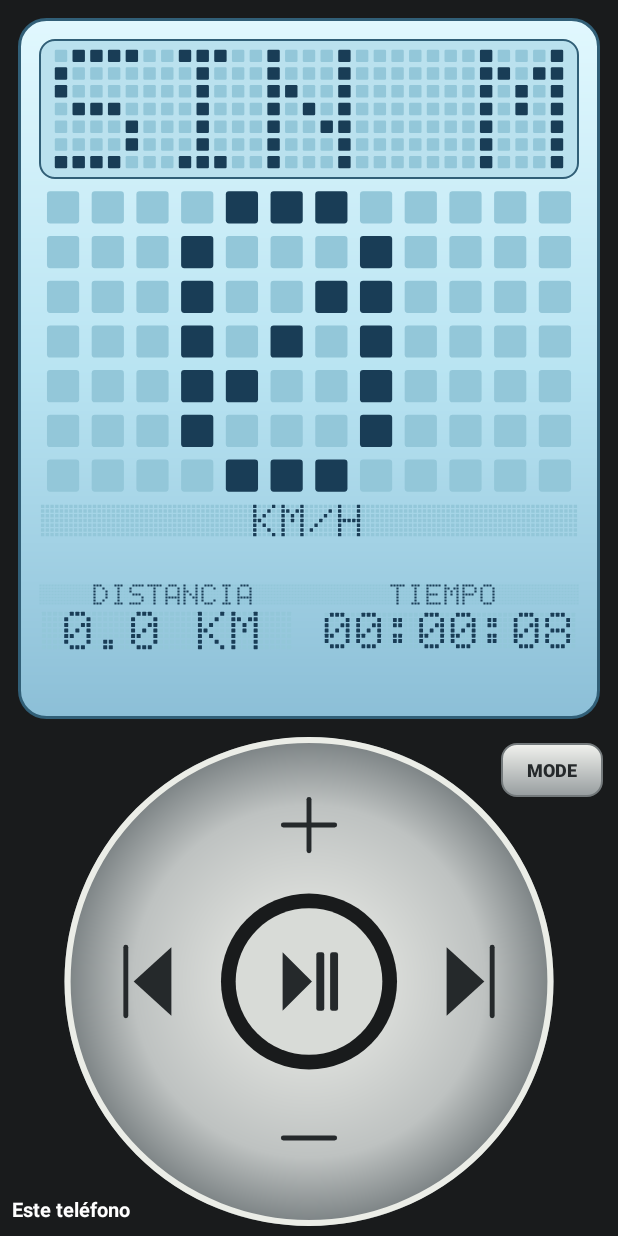
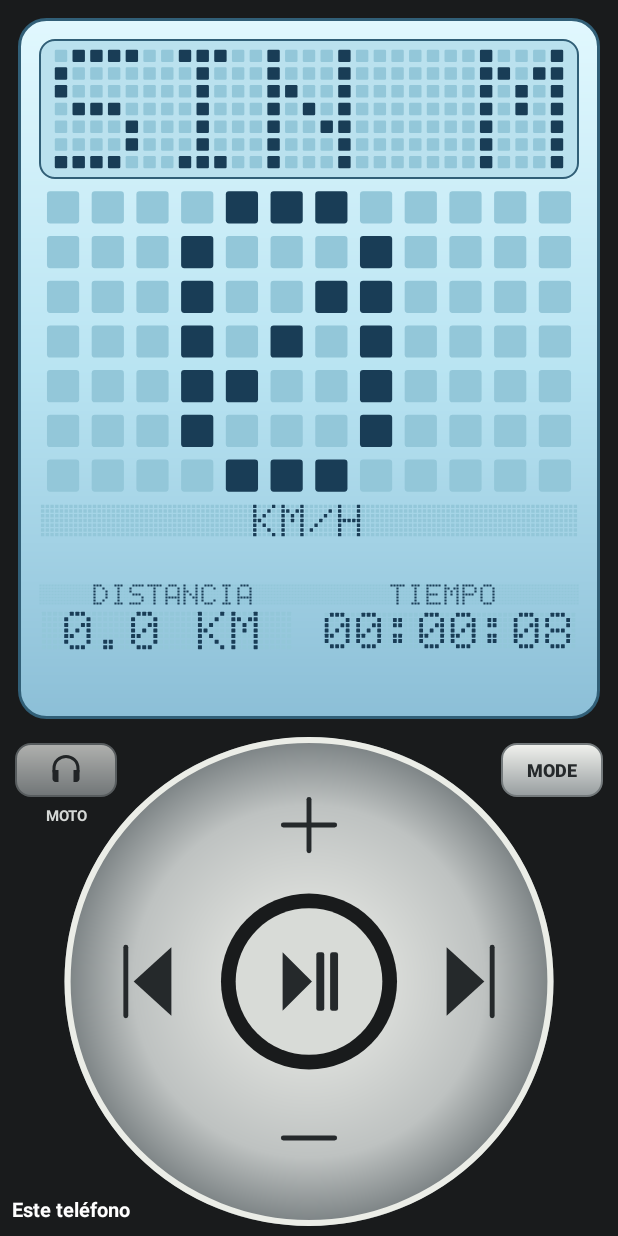
Before and after one commit to KYNOVA-asd/Rodada-pedal, an Android app: the screen it shows after launch (MainActivity), on a phone screen of 412 x 824 dp. Run offline under Robolectric (Android 15) with nearby library versions, the phone set to English and light mode, and no system bars.

Commit message:
Agregar puente de audio al S40 y apagar radio durante su uso

```diff
--- a/enlace/src/main/AndroidManifest.xml
+++ b/enlace/src/main/AndroidManifest.xml
@@ -53,7 +53,7 @@
             android:exported="false"
             android:foregroundServiceType="connectedDevice" />
         <service
-            android:name=".AudioProbeService"
+            android:name=".AudioBridgeService"
             android:exported="false"
             android:foregroundServiceType="mediaProjection" />
     </application>
--- a/manubrio/src/main/AndroidManifest.xml
+++ b/manubrio/src/main/AndroidManifest.xml
@@ -5,6 +5,7 @@
     <uses-permission android:name="android.permission.POST_NOTIFICATIONS" />
     <uses-permission android:name="android.permission.FOREGROUND_SERVICE" />
     <uses-permission android:name="android.permission.FOREGROUND_SERVICE_LOCATION" />
+    <uses-permission android:name="android.permission.FOREGROUND_SERVICE_MEDIA_PLAYBACK" />
     <uses-permission android:name="android.permission.VIBRATE" />
     <!-- Encender la pantalla cuando el Motorola busca este S40. -->
     <uses-permission android:name="android.permission.WAKE_LOCK" />
@@ -51,5 +52,9 @@
             android:name=".RideService"
             android:exported="false"
             android:foregroundServiceType="location" />
+        <service
+            android:name=".AudioBridgeReceiver"
+            android:exported="false"
+            android:foregroundServiceType="mediaPlayback" />
     </application>
 </manifest>
--- a/manubrio/src/main/java/com/rodada/app/MainActivity.kt
+++ b/manubrio/src/main/java/com/rodada/app/MainActivity.kt
@@ -21,6 +21,7 @@ import android.view.WindowInsets
 import android.view.WindowInsetsController
 import android.view.WindowManager
 import android.widget.LinearLayout
+import android.widget.ImageButton
 import android.widget.TextView
 import android.widget.Toast
 import com.rodada.enlace.Mensaje
@@ -33,6 +34,7 @@ class MainActivity : Activity() {
     private lateinit var speedUnit: LedTextView
     private lateinit var distance: LedTextView
     private lateinit var elapsed: LedTextView
+    private var lastAudioRoute: Boolean? = null
     private val sessionStartedAtMs = SystemClock.elapsedRealtime()
     private lateinit var audioManager: AudioManager
     private lateinit var vibrator: Vibrator
@@ -147,6 +149,14 @@ class MainActivity : Activity() {
         MusicaS40Service.onRadioChanged = { updateTicker() }
         ticker.setOnClickListener { onTickerTapped() }
         findViewById<android.view.View>(R.id.menu_button).setOnClickListener(::showMenu)
+        findViewById<ImageButton>(R.id.audio_button).apply {
+            setOnClickListener {
+                val receiver = AudioBridgeReceiver.current
+                if (receiver == null) startAudioReceiver()
+                else stopService(Intent(this@MainActivity, AudioBridgeReceiver::class.java))
+                updateAudioButton()
+            }
+        }
         if (isMotorolaTarget() && hasBluetoothPermissions()) {
             startMotorola()
         } else {
@@ -242,6 +252,7 @@ class MainActivity : Activity() {
     }
 
     private fun render() {
+        updateAudioButton()
         if (RideState.running && !RideState.hasFix) {
             speed.text = getString(R.string.searching_gps)
             speedUnit.text = ""
@@ -258,6 +269,36 @@ class MainActivity : Activity() {
         } else {
             window.clearFlags(WindowManager.LayoutParams.FLAG_KEEP_SCREEN_ON)
         }
+    }
+
+    private fun startAudioReceiver() {
+        val address = prefs.getString(KEY_MOTOROLA_ADDRESS, null)
+        if (address == null) {
+            Toast.makeText(this, R.string.audio_no_motorola, Toast.LENGTH_SHORT).show()
+            return
+        }
+        withBluetoothPermission {
+            startForegroundService(Intent(this, AudioBridgeReceiver::class.java)
+                .putExtra(AudioBridgeReceiver.EXTRA_ADDRESS, address))
+        }
+    }
+
+    private fun updateAudioButton() {
+        val button = findViewById<ImageButton>(R.id.audio_button)
+        val active = AudioBridgeReceiver.state == AudioBridgeReceiver.State.PLAYING
+        val connecting = AudioBridgeReceiver.state == AudioBridgeReceiver.State.CONNECTING
+        button.setImageResource(if (active || connecting) R.drawable.ic_audio_speaker else R.drawable.ic_audio_headphones)
+        findViewById<TextView>(R.id.audio_route_status).setText(
+            if (active || connecting) R.string.audio_route_s40_short else R.string.audio_route_motorola_short
+        )
+        if (lastAudioRoute != null && lastAudioRoute != active && !connecting) {
+            ticker.mostrarUnaVez(getString(if (active) R.string.audio_route_s40 else R.string.audio_route_motorola))
+        }
+        lastAudioRoute = active
+        button.contentDescription = getString(
+            if (AudioBridgeReceiver.current != null) R.string.audio_button_stop else R.string.audio_button_start
+        )
+        button.alpha = if (active) 1f else if (connecting) 0.8f else 0.7f
     }
 
     private fun toggleRide() {
@@ -290,6 +331,19 @@ class MainActivity : Activity() {
                     return
                 }
             }
+        }
+        if (AudioBridgeReceiver.current != null &&
+            (zone == MusicWheelView.Zone.UP || zone == MusicWheelView.Zone.DOWN)
+        ) {
+            audioManager.adjustStreamVolume(AudioManager.STREAM_MUSIC,
+                if (zone == MusicWheelView.Zone.UP) AudioManager.ADJUST_RAISE else AudioManager.ADJUST_LOWER, 0)
+            ticker.mostrarUnaVez(getString(
+                if (zone == MusicWheelView.Zone.UP) R.string.volume_up_feedback else R.string.volume_down_feedback
+            ))
+            if (vibrator.hasVibrator()) vibrator.vibrate(
+                VibrationEffect.createOneShot(30L, VibrationEffect.DEFAULT_AMPLITUDE)
+            )
+            return
         }
         if (!isMotorolaTarget() && MusicaS40Service.currentStation != null &&
             MusicaS40Service.sendRadioAction(zone)
--- /dev/null
+++ b/manubrio/src/main/res/drawable/ic_audio_headphones.xml
@@ -0,0 +1,11 @@
+<?xml version="1.0" encoding="utf-8"?>
+<vector xmlns:android="http://schemas.android.com/apk/res/android"
+    android:width="24dp" android:height="24dp"
+    android:viewportWidth="24" android:viewportHeight="24">
+    <path android:fillColor="@android:color/transparent"
+        android:strokeColor="#25292B" android:strokeWidth="2"
+        android:strokeLineCap="round"
+        android:pathData="M4,13 L4,11 C4,6 8,3 12,3 C16,3 20,6 20,11 L20,13" />
+    <path android:fillColor="#25292B"
+        android:pathData="M3,12 L7,12 L7,20 L5,20 C4,20 3,19 3,18 Z M17,12 L21,12 L21,18 C21,19 20,20 19,20 L17,20 Z" />
+</vector>
--- /dev/null
+++ b/manubrio/src/main/res/drawable/ic_audio_speaker.xml
@@ -0,0 +1,11 @@
+<?xml version="1.0" encoding="utf-8"?>
+<vector xmlns:android="http://schemas.android.com/apk/res/android"
+    android:width="24dp" android:height="24dp"
+    android:viewportWidth="24" android:viewportHeight="24">
+    <path android:fillColor="#25292B"
+        android:pathData="M3,9 L7,9 L12,5 L12,19 L7,15 L3,15 Z" />
+    <path android:fillColor="@android:color/transparent"
+        android:strokeColor="#25292B" android:strokeWidth="1.8"
+        android:strokeLineCap="round"
+        android:pathData="M15,9 C17,10 17,14 15,15 M18,6 C22,9 22,15 18,18" />
+</vector>
--- a/manubrio/src/main/res/layout/activity_main.xml
+++ b/manubrio/src/main/res/layout/activity_main.xml
@@ -214,6 +214,31 @@
             android:textSize="12sp"
             android:textStyle="bold" />
 
+        <ImageButton
+            android:id="@+id/audio_button"
+            android:layout_width="68dp"
+            android:layout_height="36dp"
+            android:layout_gravity="top|start"
+            android:layout_margin="10dp"
+            android:background="@drawable/button_outline"
+            android:contentDescription="@string/audio_button_start"
+            android:padding="6dp"
+            android:src="@drawable/ic_audio_headphones"
+            android:tint="@color/silver_ink" />
+
+        <TextView
+            android:id="@+id/audio_route_status"
+            android:layout_width="68dp"
+            android:layout_height="18dp"
+            android:layout_gravity="top|start"
+            android:layout_marginStart="10dp"
+            android:layout_marginTop="49dp"
+            android:gravity="center"
+            android:text="@string/audio_route_motorola_short"
+            android:textColor="#D5D8D6"
+            android:textSize="10sp"
+            android:textStyle="bold" />
+
         <TextView
             android:id="@+id/target_status"
             android:layout_width="96dp"
--- a/manubrio/src/main/res/values/strings.xml
+++ b/manubrio/src/main/res/values/strings.xml
@@ -32,6 +32,16 @@
     <string name="speech_speed">Vas a %1$d kilómetros por hora.</string>
     <string name="menu_icon">MODE</string>
     <string name="menu_description">Menú</string>
+    <string name="audio_button_start">Encender audio del Motorola en la bocina del S40.</string>
+    <string name="audio_button_stop">Apagar audio del Motorola en la bocina del S40.</string>
+    <string name="audio_route_motorola_short">MOTO</string>
+    <string name="audio_route_s40_short">S40</string>
+    <string name="audio_route_motorola">AUDIO MOTO</string>
+    <string name="audio_route_s40">AUDIO S40</string>
+    <string name="audio_no_motorola">Vincula primero el Motorola con el S40.</string>
+    <string name="audio_connecting">Conectando audio del Motorola…</string>
+    <string name="audio_playing">Audio del Motorola en el S40</string>
+    <string name="audio_bridge_title">Rodada: audio del Motorola</string>
     <string name="mode_wheel_label">RUEDA DE MÚSICA</string>
     <string name="mode_voice_label">VOZ</string>
     <string name="mode_odometer_label">KILOMETRAJE TOTAL</string>
```
Also changed, not shown: comun/src/main/java/com/rodada/enlace/PuenteAudio.kt (added, +13 -0 lines), enlace/src/main/java/com/rodada/companion/AudioBridgeService.kt (added, +242 -0 lines), enlace/src/main/java/com/rodada/companion/AudioProbeService.kt (deleted, +0 -105 lines), enlace/src/main/java/com/rodada/companion/MainActivity.kt (+31 -15 lines), enlace/src/main/res/values/strings.xml (+7 -6 lines), manubrio/src/main/java/com/rodada/app/AudioBridgeReceiver.kt (added, +185 -0 lines), manubrio/src/main/java/com/rodada/app/MusicaS40Service.kt (+20 -1 lines).
